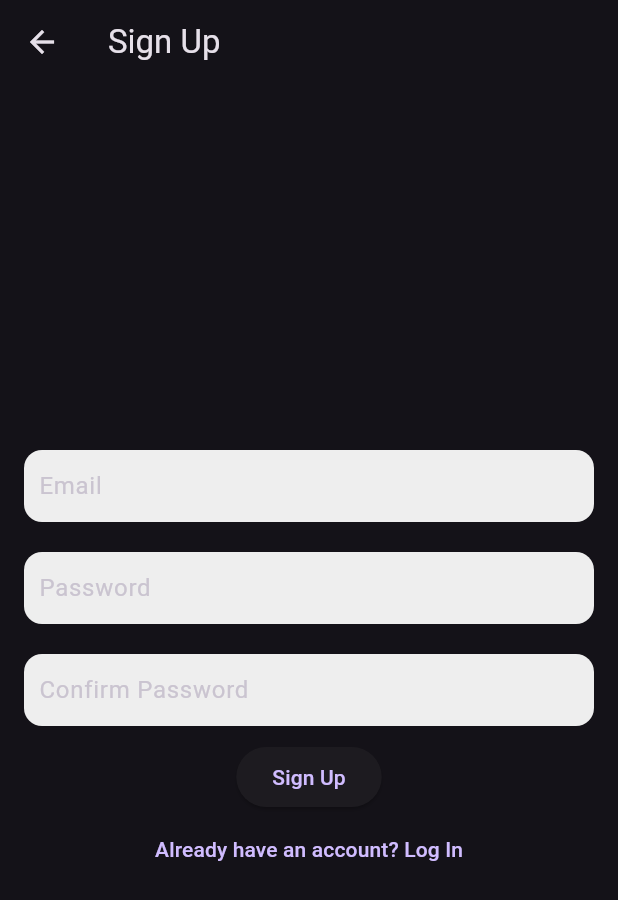
After one commit to YoussefHamada-cs/whats, a Flutter app: the screen it shows after launch, after a tap on an icon or button, on a phone screen of 412 x 824 dp. The commit adds this screen. Shown: the top 900 px of the screen. Run offline on Flutter 3.47's test engine with Material 3 defaults, Android fonts, the phone set to English and light mode, and no system bars; our stand-ins replace firebase_auth, firebase_core; accounts and stored records are empty; network calls fail.

Commit message:
create log in page and sign up page

```diff
--- a/lib/main.dart
+++ b/lib/main.dart
@@ -1,4 +1,6 @@
 import 'package:flutter/material.dart';
+import 'package:whats/presentation/screens/auth_pages/log_in.dart';
+import 'package:whats/presentation/screens/auth_pages/sign_up.dart';
 import 'package:whats/presentation/screens/home_page.dart';
 
 void main() {
@@ -11,13 +13,16 @@ class MyApp extends StatelessWidget {
   @override
   Widget build(BuildContext context) {
     return MaterialApp(
-
-      theme: ThemeData(
-        brightness: Brightness.dark,
-        //  primarySwatch: Colors.blue,
-      ),
-      debugShowCheckedModeBanner: false,
-      home: HomePage()
-    );
+        theme: ThemeData(
+          brightness: Brightness.dark,
+          //  primarySwatch: Colors.blue,
+        ),
+        debugShowCheckedModeBanner: false,
+        initialRoute: '/login',
+        routes: {
+          '/login': (context) => LoginPage(),
+          '/signup': (context) => SignUpPage(),
+          '/homepage':(context) => const HomePage(),
+        });
   }
 }
--- /dev/null
+++ b/lib/presentation/screens/auth_pages/log_in.dart
@@ -0,0 +1,57 @@
+import 'package:flutter/material.dart';
+import 'package:firebase_auth/firebase_auth.dart';
+import 'package:whats/presentation/widgets/custom_widgets/custem_text_field.dart';
+
+
+class LoginPage extends StatelessWidget {
+  final TextEditingController emailController = TextEditingController();
+  final TextEditingController passwordController = TextEditingController();
+
+  LoginPage({super.key});
+
+  Future<void> login() async {
+    try {
+      await FirebaseAuth.instance.signInWithEmailAndPassword(
+        email: emailController.text,
+        password: passwordController.text,
+      );
+      print('Login Successful');
+    } catch (e) {
+      print('Error: $e');
+    }
+  }
+
+  @override
+  Widget build(BuildContext context) {
+    return Scaffold(
+      appBar: AppBar(title: const Text('Log In')),
+      body: Padding(
+        padding: const EdgeInsets.all(16.0),
+        child: Column(
+          mainAxisAlignment: MainAxisAlignment.center,
+          children: [
+            CustomTextField(
+              hintText: 'Email',
+              controller: emailController,
+            ),
+            CustomTextField(
+              hintText: 'Password',
+              isPassword: true,
+              controller: passwordController,
+            ),
+            ElevatedButton(
+              onPressed: login,
+              child: const Text('Log In'),
+            ),
+            TextButton(
+              onPressed: () {
+                Navigator.pushNamed(context, '/signup');
+              },
+              child: const Text('Don\'t have an account? Sign Up'),
+            ),
+          ],
+        ),
+      ),
+    );
+  }
+}
--- /dev/null
+++ b/lib/presentation/screens/auth_pages/sign_up.dart
@@ -0,0 +1,66 @@
+import 'package:flutter/material.dart';
+import 'package:firebase_auth/firebase_auth.dart';
+import 'package:whats/presentation/widgets/custom_widgets/custem_text_field.dart';
+
+class SignUpPage extends StatelessWidget {
+  final TextEditingController emailController = TextEditingController();
+  final TextEditingController passwordController = TextEditingController();
+  final TextEditingController confirmpasswordController =
+      TextEditingController();
+
+  SignUpPage({super.key});
+
+  Future<void> signUp() async {
+    try {
+      await FirebaseAuth.instance.createUserWithEmailAndPassword(
+        email: emailController.text,
+        password: passwordController.text,
+      );
+      print('Sign Up Successful');
+    } catch (e) {
+      print('Error: $e');
+    }
+  }
+
+  @override
+  Widget build(BuildContext context) {
+    return Scaffold(
+      appBar: AppBar(title: const Text('Sign Up')),
+      body: Padding(
+        padding: const EdgeInsets.all(16.0),
+        child: Column(
+          mainAxisAlignment: MainAxisAlignment.center,
+          children: [
+            CustomTextField(
+              hintText: 'Email',
+              controller: emailController,
+            ),
+            CustomTextField(
+              hintText: 'Password',
+              isPassword: true,
+              controller: passwordController,
+            ),
+            CustomTextField(
+              hintText: 'Confirm Password',
+              isPassword: true,
+              controller: confirmpasswordController,
+            ),
+            ElevatedButton(
+              onPressed: () {
+                Navigator.pushNamed(context, '/homepage');
+              },
+              child: const Text('Sign Up'),
+            ),
+            TextButton(
+              onPressed: () {
+                Navigator.pop(context);
+                //   Navigator.pushNamed(context, '/login');
+              },
+              child: const Text('Already have an account? Log In'),
+            ),
+          ],
+        ),
+      ),
+    );
+  }
+}
--- /dev/null
+++ b/lib/presentation/widgets/custom_widgets/custem_text_field.dart
@@ -0,0 +1,35 @@
+import 'package:flutter/material.dart';
+
+class CustomTextField extends StatelessWidget {
+  final String hintText;
+  final bool isPassword;
+  final TextEditingController controller;
+
+  const CustomTextField({
+    super.key,
+    required this.hintText,
+    this.isPassword = false,
+    required this.controller,
+  });
+
+  @override
+  Widget build(BuildContext context) {
+    return Container(
+      margin: const EdgeInsets.symmetric(vertical: 10),
+      padding: const EdgeInsets.symmetric(horizontal: 10),
+      decoration: BoxDecoration(
+        color: Colors.grey[200],
+        borderRadius: BorderRadius.circular(12),
+      ),
+      child: TextField(
+        controller: controller,
+        obscureText: isPassword,
+        style: TextStyle(color: Colors.black45),
+        decoration: InputDecoration(
+          border: InputBorder.none,
+          hintText: hintText,
+        ),
+      ),
+    );
+  }
+}
```
Also changed, not shown: pubspec.yaml (+5 -13 lines), pubspec.lock, 3 other files.
